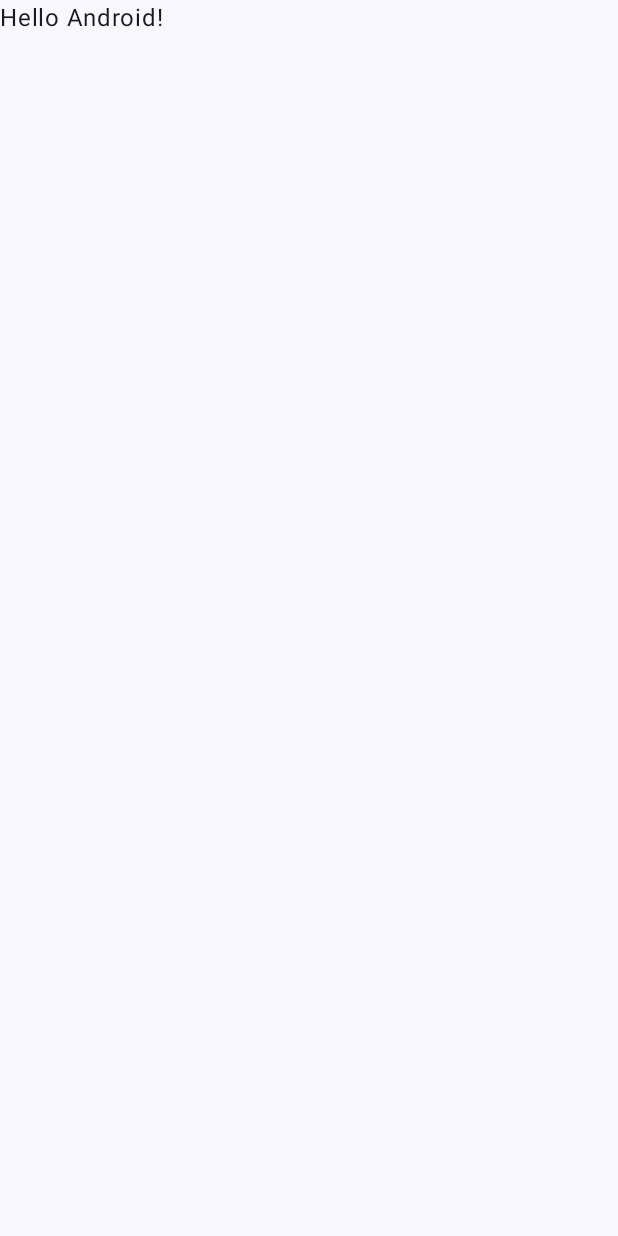
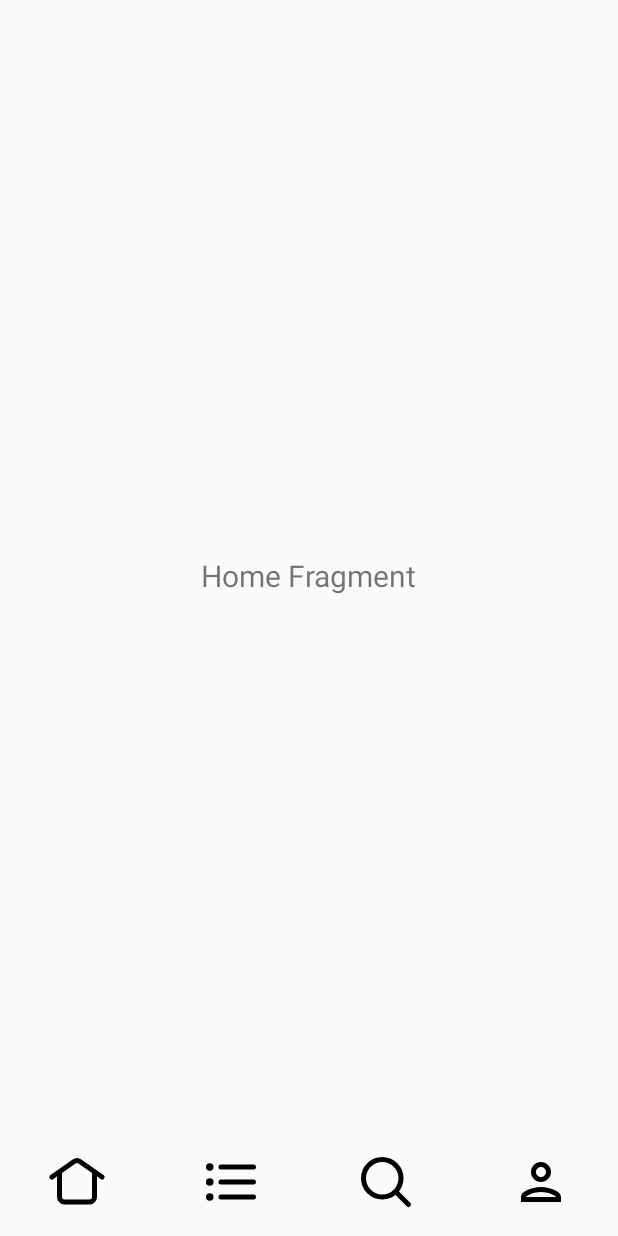
Before and after one commit to wafflestudio/22-5-team4-android, an Android app built with Jetpack Compose: the screen it shows after launch (MainActivity), on a phone screen of 412 x 824 dp. Before the commit the screen is almost empty. Run offline under Robolectric (Android 15) with nearby library versions, the phone set to English and light mode, and no system bars.

Commit message:
feat/fragments 구현

```diff
--- a/app/src/main/AndroidManifest.xml
+++ b/app/src/main/AndroidManifest.xml
@@ -10,13 +10,14 @@
         android:label="@string/app_name"
         android:roundIcon="@mipmap/ic_launcher_round"
         android:supportsRtl="true"
-        android:theme="@style/Theme.Interpark"
+        android:theme="@style/Theme.AppCompat.DayNight.NoActionBar"
         tools:targetApi="31">
         <activity
+
             android:name=".MainActivity"
             android:exported="true"
             android:label="@string/app_name"
-            android:theme="@style/Theme.Interpark">
+            android:theme="@style/Theme.AppCompat.DayNight.NoActionBar">
             <intent-filter>
                 <action android:name="android.intent.action.MAIN" />
 
--- /dev/null
+++ b/app/src/main/java/com/example/interpark/CategoryFragment.kt
@@ -0,0 +1,16 @@
+package com.example.interpark
+
+import android.os.Bundle
+import android.view.LayoutInflater
+import android.view.View
+import android.view.ViewGroup
+import androidx.fragment.app.Fragment
+
+class CategoryFragment: Fragment() {
+    override fun onCreateView(
+        inflater: LayoutInflater, container: ViewGroup?,
+        savedInstanceState: Bundle?
+    ): View? {
+        return inflater.inflate(R.layout.fragment_category, container, false)
+    }
+}
--- /dev/null
+++ b/app/src/main/java/com/example/interpark/FragmentStateAdapter.kt
@@ -0,0 +1,20 @@
+package com.example.interpark
+
+import androidx.fragment.app.Fragment
+import androidx.fragment.app.FragmentActivity
+import androidx.viewpager2.adapter.FragmentStateAdapter
+
+class ViewPagerAdapter(activity: FragmentActivity) : FragmentStateAdapter(activity) {
+    private val fragments = listOf(
+        HomeFragment(),
+        CategoryFragment(),
+        SearchFragment(),
+        MyFragment()
+    )
+
+    override fun getItemCount(): Int = fragments.size
+
+    override fun createFragment(position: Int): Fragment {
+        return fragments[position]
+    }
+}
--- /dev/null
+++ b/app/src/main/java/com/example/interpark/HomeFragment.kt
@@ -0,0 +1,16 @@
+package com.example.interpark
+
+import android.os.Bundle
+import android.view.LayoutInflater
+import android.view.View
+import android.view.ViewGroup
+import androidx.fragment.app.Fragment
+
+class HomeFragment : Fragment() {
+    override fun onCreateView(
+        inflater: LayoutInflater, container: ViewGroup?,
+        savedInstanceState: Bundle?
+    ): View? {
+        return inflater.inflate(R.layout.fragment_home, container, false)
+    }
+}
--- a/app/src/main/java/com/example/interpark/MainActivity.kt
+++ b/app/src/main/java/com/example/interpark/MainActivity.kt
@@ -1,47 +1,34 @@
 package com.example.interpark
 
 import android.os.Bundle
-import androidx.activity.ComponentActivity
-import androidx.activity.compose.setContent
-import androidx.activity.enableEdgeToEdge
-import androidx.compose.foundation.layout.fillMaxSize
-import androidx.compose.foundation.layout.padding
-import androidx.compose.material3.Scaffold
-import androidx.compose.material3.Text
-import androidx.compose.runtime.Composable
-import androidx.compose.ui.Modifier
-import androidx.compose.ui.tooling.preview.Preview
-import com.example.interpark.ui.theme.InterparkTheme
+import androidx.appcompat.app.AppCompatActivity
+import androidx.viewpager2.widget.ViewPager2
+import android.widget.ImageButton
 
-class MainActivity : ComponentActivity() {
+class MainActivity : AppCompatActivity() {
+
     override fun onCreate(savedInstanceState: Bundle?) {
         super.onCreate(savedInstanceState)
-        enableEdgeToEdge()
-        setContent {
-            InterparkTheme {
-                Scaffold(modifier = Modifier.fillMaxSize()) { innerPadding ->
-                    Greeting(
-                        name = "Android",
-                        modifier = Modifier.padding(innerPadding)
-                    )
-                }
-            }
+        setContentView(R.layout.activity_main)
+
+        val viewPager: ViewPager2 = findViewById(R.id.viewPager)
+
+        // ViewPager2 어댑터 설정
+        val adapter = ViewPagerAdapter(this)
+        viewPager.adapter = adapter
+
+        // 버튼과 ViewPager2 연결
+        findViewById<ImageButton>(R.id.btn_home).setOnClickListener {
+            viewPager.currentItem = 0 // 첫 번째 페이지(Home)
+        }
+        findViewById<ImageButton>(R.id.btn_category).setOnClickListener {
+            viewPager.currentItem = 1 // 두 번째 페이지(Category)
+        }
+        findViewById<ImageButton>(R.id.btn_search).setOnClickListener {
+            viewPager.currentItem = 2 // 세 번째 페이지(Search)
+        }
+        findViewById<ImageButton>(R.id.btn_my).setOnClickListener {
+            viewPager.currentItem = 3 // 네 번째 페이지(My)
         }
     }
 }
-
-@Composable
-fun Greeting(name: String, modifier: Modifier = Modifier) {
-    Text(
-        text = "Hello $name!",
-        modifier = modifier
-    )
-}
-
-@Preview(showBackground = true)
-@Composable
-fun GreetingPreview() {
-    InterparkTheme {
-        Greeting("Android")
-    }
-}
--- /dev/null
+++ b/app/src/main/java/com/example/interpark/MyFragment.kt
@@ -0,0 +1,16 @@
+package com.example.interpark
+
+import android.os.Bundle
+import android.view.LayoutInflater
+import android.view.View
+import android.view.ViewGroup
+import androidx.fragment.app.Fragment
+
+class MyFragment : Fragment() {
+    override fun onCreateView(
+        inflater: LayoutInflater, container: ViewGroup?,
+        savedInstanceState: Bundle?
+    ): View? {
+        return inflater.inflate(R.layout.fragment_my, container, false)
+    }
+}
--- /dev/null
+++ b/app/src/main/java/com/example/interpark/SearchFragment.kt
@@ -0,0 +1,16 @@
+package com.example.interpark
+
+import android.os.Bundle
+import android.view.LayoutInflater
+import android.view.View
+import android.view.ViewGroup
+import androidx.fragment.app.Fragment
+
+class SearchFragment : Fragment() {
+    override fun onCreateView(
+        inflater: LayoutInflater, container: ViewGroup?,
+        savedInstanceState: Bundle?
+    ): View? {
+        return inflater.inflate(R.layout.fragment_search, container, false)
+    }
+}
--- /dev/null
+++ b/app/src/main/res/drawable/btn_category.xml
@@ -0,0 +1,5 @@
+<vector xmlns:android="http://schemas.android.com/apk/res/android" android:height="40dp" android:viewportHeight="24" android:viewportWidth="24" android:width="40dp">
+
+    <path android:fillColor="#00000000" android:pathData="M8,6.001L21,6.001M8,12.001L21,12.002M8,18.001L21,18.001M3.5,6H3.51M3.5,12H3.51M3.5,18H3.51M4,6C4,6.276 3.776,6.5 3.5,6.5C3.224,6.5 3,6.276 3,6C3,5.724 3.224,5.5 3.5,5.5C3.776,5.5 4,5.724 4,6ZM4,12C4,12.276 3.776,12.5 3.5,12.5C3.224,12.5 3,12.276 3,12C3,11.724 3.224,11.5 3.5,11.5C3.776,11.5 4,11.724 4,12ZM4,18C4,18.276 3.776,18.5 3.5,18.5C3.224,18.5 3,18.276 3,18C3,17.724 3.224,17.5 3.5,17.5C3.776,17.5 4,17.724 4,18Z" android:strokeColor="#000000" android:strokeLineCap="round" android:strokeLineJoin="round" android:strokeWidth="2"/>
+
+</vector>
--- /dev/null
+++ b/app/src/main/res/drawable/btn_home.xml
@@ -0,0 +1,5 @@
+<vector xmlns:android="http://schemas.android.com/apk/res/android" android:height="40dp" android:viewportHeight="24" android:viewportWidth="24" android:width="40dp">
+
+    <path android:fillColor="#00000000" android:pathData="M19,7.906V18C19,19.105 18.105,20 17,20H7C5.895,20 5,19.105 5,18V7.906M2,10L10.853,3.803C11.542,3.321 12.458,3.321 13.147,3.803L22,10" android:strokeColor="#000000" android:strokeLineCap="round" android:strokeLineJoin="round" android:strokeWidth="2"/>
+
+</vector>
--- /dev/null
+++ b/app/src/main/res/drawable/btn_my.xml
@@ -0,0 +1,5 @@
+<vector xmlns:android="http://schemas.android.com/apk/res/android" android:height="40dp" android:viewportHeight="24" android:viewportWidth="24" android:width="40dp">
+
+    <path android:fillColor="#000000" android:fillType="evenOdd" android:pathData="M12,4C9.79,4 8,5.79 8,8C8,10.21 9.79,12 12,12C14.21,12 16,10.21 16,8C16,5.79 14.21,4 12,4ZM14,8C14,6.9 13.1,6 12,6C10.9,6 10,6.9 10,8C10,9.1 10.9,10 12,10C13.1,10 14,9.1 14,8ZM18,18C17.8,17.29 14.7,16 12,16C9.31,16 6.23,17.28 6,18H18ZM4,18C4,15.34 9.33,14 12,14C14.67,14 20,15.34 20,18V20H4V18Z"/>
+
+</vector>
--- /dev/null
+++ b/app/src/main/res/drawable/btn_search.xml
@@ -0,0 +1,5 @@
+<vector xmlns:android="http://schemas.android.com/apk/res/android" android:height="40dp" android:viewportHeight="24" android:viewportWidth="24" android:width="40dp">
+
+    <path android:fillColor="#00000000" android:pathData="M15.795,15.811L21,21M18,10.5C18,14.642 14.642,18 10.5,18C6.358,18 3,14.642 3,10.5C3,6.358 6.358,3 10.5,3C14.642,3 18,6.358 18,10.5Z" android:strokeColor="#000000" android:strokeLineCap="round" android:strokeLineJoin="round" android:strokeWidth="2"/>
+
+</vector>
--- /dev/null
+++ b/app/src/main/res/layout/activity_main.xml
@@ -0,0 +1,65 @@
+<?xml version="1.0" encoding="utf-8"?>
+<androidx.constraintlayout.widget.ConstraintLayout
+    xmlns:android="http://schemas.android.com/apk/res/android"
+    xmlns:app="http://schemas.android.com/apk/res-auto"
+    android:layout_width="match_parent"
+    android:layout_height="match_parent">
+
+    <!-- ViewPager2 -->
+    <androidx.viewpager2.widget.ViewPager2
+        android:id="@+id/viewPager"
+        android:layout_width="0dp"
+        android:layout_height="0dp"
+        app:layout_constraintTop_toTopOf="parent"
+        app:layout_constraintBottom_toTopOf="@id/button_container"
+        app:layout_constraintStart_toStartOf="parent"
+        app:layout_constraintEnd_toEndOf="parent" />
+
+    <!-- 버튼 컨테이너 -->
+    <LinearLayout
+        android:id="@+id/button_container"
+        android:layout_width="0dp"
+        android:layout_height="wrap_content"
+        android:orientation="horizontal"
+        android:layout_marginBottom="16dp"
+        app:layout_constraintBottom_toBottomOf="parent"
+        app:layout_constraintStart_toStartOf="parent"
+        app:layout_constraintEnd_toEndOf="parent">
+
+        <ImageButton
+            android:id="@+id/btn_home"
+            android:layout_width="0dp"
+            android:layout_height="wrap_content"
+            android:layout_weight="1"
+            android:background="?attr/selectableItemBackgroundBorderless"
+            android:src="@drawable/btn_home"
+            android:contentDescription="Home" />
+
+        <ImageButton
+            android:id="@+id/btn_category"
+            android:layout_width="0dp"
+            android:layout_height="wrap_content"
+            android:layout_weight="1"
+            android:background="?attr/selectableItemBackgroundBorderless"
+            android:src="@drawable/btn_category"
+            android:contentDescription="Category" />
+
+        <ImageButton
+            android:id="@+id/btn_search"
+            android:layout_width="0dp"
+            android:layout_height="wrap_content"
+            android:layout_weight="1"
+            android:background="?attr/selectableItemBackgroundBorderless"
+            android:src="@drawable/btn_search"
+            android:contentDescription="Search" />
+
+        <ImageButton
+            android:id="@+id/btn_my"
+            android:layout_width="0dp"
+            android:layout_height="wrap_content"
+            android:layout_weight="1"
+            android:background="?attr/selectableItemBackgroundBorderless"
+            android:src="@drawable/btn_my"
+            android:contentDescription="My" />
+    </LinearLayout>
+</androidx.constraintlayout.widget.ConstraintLayout>
--- /dev/null
+++ b/app/src/main/res/layout/fragment_home.xml
@@ -0,0 +1,14 @@
+<?xml version="1.0" encoding="utf-8"?>
+<LinearLayout
+    xmlns:android="http://schemas.android.com/apk/res/android"
+    android:layout_width="match_parent"
+    android:layout_height="match_parent"
+    android:gravity="center"
+    android:orientation="vertical">
+
+    <TextView
+        android:layout_width="wrap_content"
+        android:layout_height="wrap_content"
+        android:text="Home Fragment"
+        android:textSize="20sp" />
+</LinearLayout>
--- a/settings.gradle.kts
+++ b/settings.gradle.kts
@@ -17,6 +17,7 @@ dependencyResolutionManagement {
         google()
         mavenCentral()
     }
+
 }
 
 rootProject.name = "interpark"
```
Also changed, not shown: app/build.gradle.kts (+11 -0 lines), app/src/main/res/layout/fragment_category.xml (added, +14 -0 lines), app/src/main/res/layout/fragment_my.xml (added, +14 -0 lines), app/src/main/res/layout/fragment_search.xml (added, +14 -0 lines), gradle/libs.versions.toml (+10 -1 lines).
